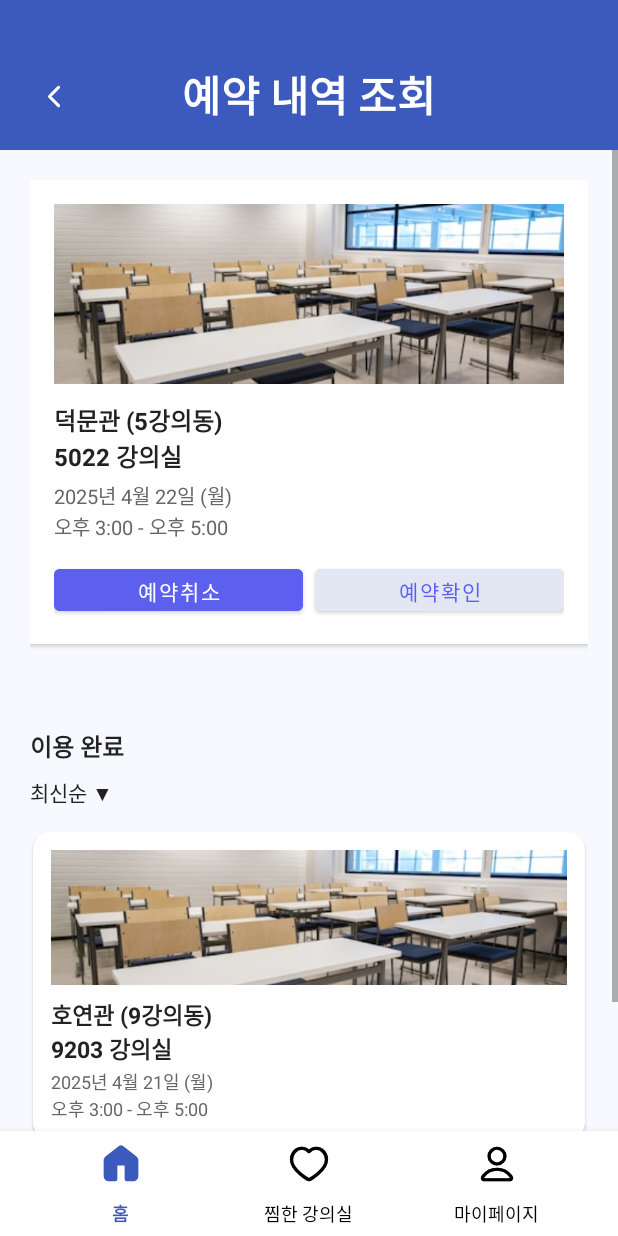
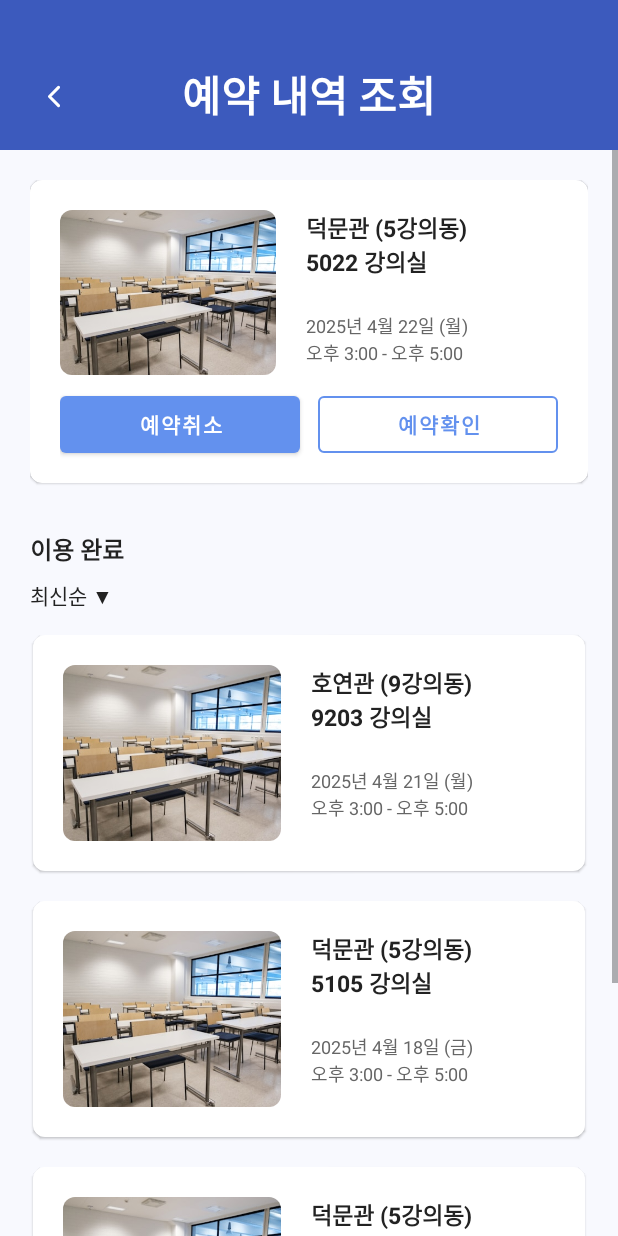
Before and after one commit to Dhuns/2025_Pick_Dream, an Android app: the fragment ReservationFragment placed in its activity, on a phone screen of 412 x 824 dp. Run offline under Robolectric (Android 15) with nearby library versions, the phone set to English and light mode, and no system bars; our stand-ins replace navigation-ui.

Commit message:
1차 구현

```diff
--- a/app/src/main/java/com/example/pick_dream/ui/home/reservation/ReservationFragment.kt
+++ b/app/src/main/java/com/example/pick_dream/ui/home/reservation/ReservationFragment.kt
@@ -17,6 +17,7 @@ import com.example.pick_dream.R
 import com.example.pick_dream.databinding.FragmentReservationBinding
 import com.example.pick_dream.databinding.ItemReservationCurrentBinding
 import com.example.pick_dream.databinding.ItemReservationHistoryBinding
+import com.google.android.material.bottomnavigation.BottomNavigationView
 
 class ReservationFragment : Fragment() {
     private var _binding: FragmentReservationBinding? = null
@@ -48,15 +49,11 @@ class ReservationFragment : Fragment() {
             requireActivity().onBackPressed()
         }
         setupCurrentReservationCard()
-        setupHistoryRecyclerView()
+        setupHistoryList()
         setupPagination()
     }
 
     private fun setupCurrentReservationCard() {
-        // include로 삽입된 현재 예약 카드의 뷰를 찾아 바인딩
-        val parent = binding.root.findViewById<ViewGroup>(android.R.id.content) ?: binding.root
-        val card = parent.findViewById<View>(R.id.imgRoom)?.rootView ?: binding.root
-        // 혹은 ViewBinding 사용 시 binding.root.findViewById로 직접 접근
         val imgRoom = binding.root.findViewById<ImageView>(R.id.imgRoom)
         val tvRoomName = binding.root.findViewById<TextView>(R.id.tvRoomName)
         val tvDate = binding.root.findViewById<TextView>(R.id.tvDate)
@@ -73,29 +70,53 @@ class ReservationFragment : Fragment() {
             Toast.makeText(requireContext(), "예약취소 클릭", Toast.LENGTH_SHORT).show()
         }
         btnConfirm?.setOnClickListener {
-            Toast.makeText(requireContext(), "예약확인 클릭", Toast.LENGTH_SHORT).show()
+            val bottomSheet = ReservationDetailBottomSheet.newInstance(
+                room = currentReservation.roomName,
+                date = currentReservation.date,
+                time = currentReservation.time,
+                people = "6",
+                facilities = "전자칠판, 콘센트, 와이파이",
+                reserver = "김예시 (2024123123)"
+            )
+            bottomSheet.show(childFragmentManager, "ReservationDetailBottomSheet")
         }
     }
 
-    private fun setupHistoryRecyclerView() {
-        binding.rvHistory.apply {
-            layoutManager = LinearLayoutManager(requireContext())
-            adapter = HistoryAdapter(historyList)
+    private fun setupHistoryList() {
+        val container = binding.root.findViewById<LinearLayout>(R.id.layoutHistoryList)
+        container?.removeAllViews()
+        for (item in historyList) {
+            val itemView = LayoutInflater.from(context).inflate(R.layout.item_reservation_history, container, false)
+            itemView.findViewById<ImageView>(R.id.imgRoom).setImageResource(item.imageRes)
+            itemView.findViewById<TextView>(R.id.tvRoomName).text = item.roomName
+            itemView.findViewById<TextView>(R.id.tvDate).text = item.date
+            itemView.findViewById<TextView>(R.id.tvTime).text = item.time
+            container?.addView(itemView)
         }
     }
 
     private fun setupPagination() {
         val pageCount = 5
-        val layout = binding.layoutPagination
-        layout.removeAllViews()
+        val layout = binding.root.findViewById<LinearLayout>(R.id.layoutPagination)
+        layout?.removeAllViews()
         for (i in 1..pageCount) {
             val tv = TextView(requireContext())
             tv.text = i.toString()
             tv.textSize = 16f
             tv.setPadding(16, 8, 16, 8)
             tv.setTextColor(if (i == 1) 0xFF222222.toInt() else 0xFFB0B0B0.toInt())
-            layout.addView(tv)
+            layout?.addView(tv)
         }
+    }
+
+    override fun onResume() {
+        super.onResume()
+        activity?.findViewById<BottomNavigationView>(R.id.nav_view)?.visibility = View.GONE
+    }
+
+    override fun onPause() {
+        super.onPause()
+        activity?.findViewById<BottomNavigationView>(R.id.nav_view)?.visibility = View.VISIBLE
     }
 
     override fun onDestroyView() {
--- a/app/src/main/res/drawable/bg_image_rounded.xml
+++ b/app/src/main/res/drawable/bg_image_rounded.xml
@@ -1,5 +1,5 @@
 <?xml version="1.0" encoding="utf-8"?>
 <shape xmlns:android="http://schemas.android.com/apk/res/android" android:shape="rectangle">
     <solid android:color="@android:color/white"/>
-    <corners android:radius="12dp"/>
+    <corners android:radius="8dp"/>
 </shape>
--- a/app/src/main/res/layout/fragment_reservation.xml
+++ b/app/src/main/res/layout/fragment_reservation.xml
@@ -76,22 +76,23 @@
                 android:textSize="14sp"
                 android:layout_marginBottom="12dp" />
 
-            <!-- 이용 완료 리스트 -->
-            <androidx.recyclerview.widget.RecyclerView
-                android:id="@+id/rvHistory"
+            <!-- 이용 완료 리스트 (리니어레이아웃으로 동적 추가) -->
+            <LinearLayout
+                android:id="@+id/layoutHistoryList"
                 android:layout_width="match_parent"
                 android:layout_height="wrap_content"
-                android:overScrollMode="never"
+                android:orientation="vertical"
                 android:layout_marginBottom="16dp" />
 
-            <!-- 페이지네이션(임시) -->
+            <!-- 페이지네이션(목차) -->
             <LinearLayout
                 android:id="@+id/layoutPagination"
                 android:layout_width="match_parent"
                 android:layout_height="wrap_content"
                 android:orientation="horizontal"
                 android:gravity="center"
-                android:layout_marginTop="8dp">
+                android:layout_marginTop="8dp"
+                android:layout_marginBottom="16dp">
                 <!-- 페이지 번호는 동적으로 추가 -->
             </LinearLayout>
         </LinearLayout>
--- a/app/src/main/res/layout/item_reservation_current.xml
+++ b/app/src/main/res/layout/item_reservation_current.xml
@@ -1,44 +1,62 @@
 <?xml version="1.0" encoding="utf-8"?>
 <LinearLayout xmlns:android="http://schemas.android.com/apk/res/android"
+    xmlns:app="http://schemas.android.com/apk/res-auto"
     android:layout_width="match_parent"
     android:layout_height="wrap_content"
     android:orientation="vertical"
-    android:background="@android:color/white"
-    android:padding="16dp"
-    android:layout_marginBottom="24dp"
-    android:elevation="2dp"
-    android:clipToOutline="true"
+    android:background="@drawable/bg_image_rounded"
+    android:paddingTop="20dp"
+    android:paddingBottom="14dp"
+    android:paddingLeft="20dp"
+    android:paddingRight="20dp"
+    android:layout_margin="0dp"
+    android:elevation="1dp"
     android:backgroundTint="#FFFFFF"
-    android:layout_gravity="center">
+    android:clipToOutline="true">
 
-    <!-- 강의실 이미지 -->
+    <!-- 이미지+텍스트 가로 배치 -->
+    <LinearLayout
+        android:layout_width="match_parent"
+        android:layout_height="wrap_content"
+        android:orientation="horizontal"
+        android:layout_marginBottom="4dp">
+
+        <!-- 이미지 -->
         <ImageView
             android:id="@+id/imgRoom"
-        android:layout_width="match_parent"
-        android:layout_height="120dp"
+            android:layout_width="144dp"
+            android:layout_height="match_parent"
+            android:layout_marginEnd="20dp"
+            android:background="@drawable/bg_image_rounded"
             android:scaleType="centerCrop"
             android:src="@drawable/sample_room"
-        android:background="@drawable/bg_image_rounded"
-        android:layout_marginBottom="12dp"/>
+            android:clipToOutline="true" />
 
-    <!-- 강의실명, 정보 -->
+        <!-- 텍스트 영역 -->
+        <LinearLayout
+            android:layout_width="0dp"
+            android:layout_height="110dp"
+            android:layout_weight="1"
+            android:orientation="vertical"
+            android:gravity="top">
+
             <TextView
                 android:id="@+id/tvRoomName"
-        android:layout_width="wrap_content"
-        android:layout_height="wrap_content"
+                android:layout_width="121dp"
+                android:layout_height="66dp"
+                android:layout_marginBottom="2dp"
                 android:text="덕문관 (5강의동)\n5022 강의실"
                 android:textColor="#222222"
-        android:textSize="16sp"
-        android:textStyle="bold"
-        android:layout_marginBottom="4dp"/>
+                android:textSize="15sp"
+                android:textStyle="bold" />
 
             <TextView
                 android:id="@+id/tvDate"
                 android:layout_width="wrap_content"
                 android:layout_height="wrap_content"
-        android:text="2025년 4월 22일 (월)"
+                android:text="2025년 4월 22일 (화)"
                 android:textColor="#666666"
-        android:textSize="13sp"/>
+                android:textSize="12sp" />
 
             <TextView
                 android:id="@+id/tvTime"
@@ -46,33 +64,43 @@
                 android:layout_height="wrap_content"
                 android:text="오후 3:00 - 오후 5:00"
                 android:textColor="#666666"
-        android:textSize="13sp"
-        android:layout_marginBottom="12dp"/>
+                android:textSize="12sp" />
+        </LinearLayout>
+    </LinearLayout>
 
     <!-- 버튼 영역 -->
     <LinearLayout
         android:layout_width="match_parent"
         android:layout_height="wrap_content"
         android:orientation="horizontal"
-        android:gravity="center">
+        android:gravity="center"
+        android:layout_marginTop="4dp">
 
-        <Button
+        <com.google.android.material.button.MaterialButton
             android:id="@+id/btnCancel"
             android:layout_width="0dp"
-            android:layout_height="40dp"
+            android:layout_height="50dp"
             android:layout_weight="1"
             android:text="예약취소"
-            android:backgroundTint="#5D5FEF"
             android:textColor="@android:color/white"
-            android:layout_marginEnd="8dp"/>
+            android:textStyle="bold"
+            app:backgroundTint="@color/primary_400"
+            app:cornerRadius="4dp"
+            style="@style/Widget.MaterialComponents.Button"
+            android:layout_marginEnd="12dp"/>
 
-        <Button
+        <com.google.android.material.button.MaterialButton
             android:id="@+id/btnConfirm"
             android:layout_width="0dp"
-            android:layout_height="40dp"
+            android:layout_height="50dp"
             android:layout_weight="1"
             android:text="예약확인"
-            android:backgroundTint="#E3E6F3"
-            android:textColor="#5D5FEF"/>
+            android:textColor="@color/primary_400"
+            android:textStyle="bold"
+            app:backgroundTint="@android:color/white"
+            app:strokeColor="@color/primary_400"
+            app:strokeWidth="1dp"
+            app:cornerRadius="4dp"
+            style="@style/Widget.MaterialComponents.Button.OutlinedButton"/>
     </LinearLayout>
 </LinearLayout>
--- a/app/src/main/res/layout/item_reservation_history.xml
+++ b/app/src/main/res/layout/item_reservation_history.xml
@@ -2,9 +2,9 @@
 <LinearLayout xmlns:android="http://schemas.android.com/apk/res/android"
     android:layout_width="match_parent"
     android:layout_height="wrap_content"
-    android:orientation="vertical"
+    android:orientation="horizontal"
     android:background="@drawable/bg_image_rounded"
-    android:padding="12dp"
+    android:padding="20dp"
     android:layout_marginBottom="16dp"
     android:elevation="1dp"
     android:backgroundTint="#FFFFFF"
@@ -13,24 +13,35 @@
     android:layout_marginLeft="2dp"
     android:layout_marginRight="2dp">
 
+    <!-- 이미지 -->
     <ImageView
         android:id="@+id/imgRoom"
-        android:layout_width="match_parent"
-        android:layout_height="90dp"
+        android:layout_width="64dp"
+        android:layout_height="117dp"
+        android:layout_marginEnd="20dp"
+        android:layout_weight="1"
+        android:background="@drawable/bg_image_rounded"
         android:scaleType="centerCrop"
         android:src="@drawable/sample_room"
-        android:background="@drawable/bg_image_rounded"
-        android:layout_marginBottom="8dp"/>
+        android:clipToOutline="true" />
+
+    <!-- 텍스트 영역 -->
+    <LinearLayout
+        android:layout_width="0dp"
+        android:layout_height="110dp"
+        android:layout_weight="2"
+        android:orientation="vertical"
+        android:gravity="top">
 
         <TextView
             android:id="@+id/tvRoomName"
-        android:layout_width="wrap_content"
-        android:layout_height="wrap_content"
+            android:layout_width="124dp"
+            android:layout_height="66dp"
+            android:layout_marginBottom="2dp"
             android:text="호연관 (9강의동)\n9203 강의실"
             android:textColor="#222222"
             android:textSize="15sp"
-        android:textStyle="bold"
-        android:layout_marginBottom="2dp"/>
+            android:textStyle="bold" />
 
         <TextView
             android:id="@+id/tvDate"
@@ -38,7 +49,7 @@
             android:layout_height="wrap_content"
             android:text="2025년 4월 21일 (월)"
             android:textColor="#666666"
-        android:textSize="12sp"/>
+            android:textSize="12sp" />
 
         <TextView
             android:id="@+id/tvTime"
@@ -46,5 +57,6 @@
             android:layout_height="wrap_content"
             android:text="오후 3:00 - 오후 5:00"
             android:textColor="#666666"
-        android:textSize="12sp"/>
+            android:textSize="12sp" />
     </LinearLayout>
+</LinearLayout>
```
Also changed, not shown: app/src/main/java/com/example/pick_dream/ui/home/reservation/ReservationDetailBottomSheet.kt (added, +75 -0 lines), app/src/main/res/layout/fragment_reservation_detail.xml (added, +115 -0 lines). Lines whose indentation alone changed are shown as unchanged.
